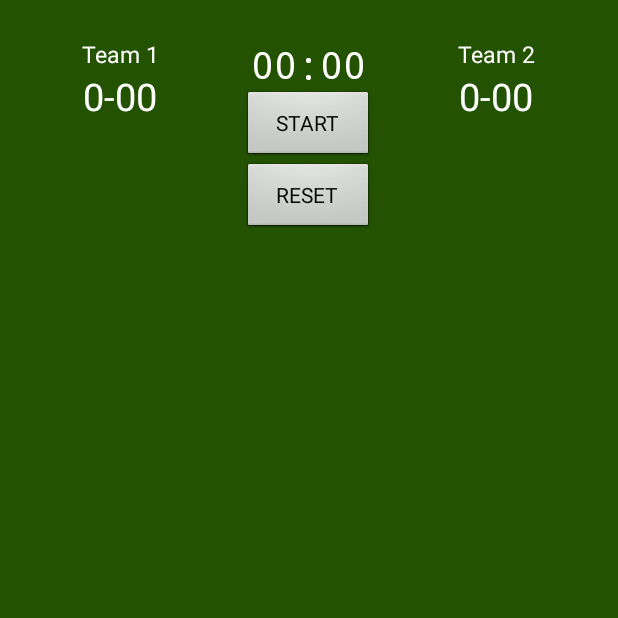
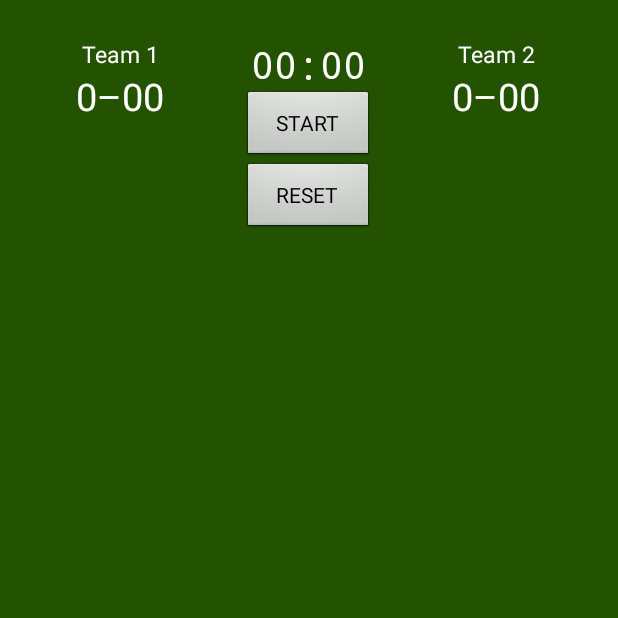
Before and after one commit to CBennett12/SportsStatisticsApplication, an Android app: the screen it shows after launch (FullscreenActivity), on a phone screen of 412 x 824 dp, the top half of it. Run offline under Robolectric (Android 15) with nearby library versions, the phone set to English and light mode, and no system bars.

```diff
--- a/app/src/main/java/objects/TextParse.java
+++ b/app/src/main/java/objects/TextParse.java
@@ -7,12 +7,11 @@ import java.util.ArrayList;
 
 
 public class TextParse {
-    String[] numbers = {"one", "two", "three", "four", "five", "six", "seven", "eight", "nine", "ten", "eleven", "twelve", "thirteen", "fourteen", "fifteen", "sixteen", "seventeen", "eighteen", "nineteen", "twenty"};
-    private String[] stats = {"goal", "point", "", "", "miss", "short", "turnover", "pass", "loses", "award", "concede", "sixty", "yellow", "red"};
+    private String[] numbers = {"one", "two", "three", "four", "five", "six", "seven", "eight", "nine", "ten", "eleven", "twelve", "thirteen", "fourteen", "fifteen", "sixteen", "seventeen", "eighteen", "nineteen", "twenty"};
+    private String[] stats = {"goal", "point", "", "", "wide", "short", "turnover", "pass", "loses", "award", "concede", "sixty", "yellow", "red"};
     private int player;
     private Stat lastStat = new Stat();
     private int team;
-    private String currentStat;
 
     public TextParse(){}
 
@@ -51,7 +50,7 @@ public class TextParse {
                 }
                     if (i < data.length-1)i++;
                 {
-                    if (player != 0) ;
+                    if (player != 0)
                     {
                         for (int j = 0; j <= (stats.length - 1); j++) //compare next word to each stat
                         {
@@ -68,10 +67,12 @@ public class TextParse {
                                         } else i--; //if not, it is from play, so revert
                                     }
                                 }
-                                currentStat = getStat(j);
-                                Log.d("PARSING", currentStat);
-                                lastStat.setStat(currentStat);
-                                Teams.get(team).getPlayer(player).logStat(currentStat, 1);
+                                String currentStat = getStat(j);
+                                if (currentStat != null) {
+                                    Log.d("PARSING", currentStat);
+                                    lastStat.setStat(currentStat);
+                                    Teams.get(team).getPlayer(player).logStat(currentStat, 1);
+                                }
                             }
                         }
                     }
@@ -165,7 +166,7 @@ public class TextParse {
         return lastStat;
     }
 
-    int getNumber(String temp)
+    private int getNumber(String temp)
     {
         if (temp.matches("\\d|\\d+\\d"))
             return Integer.parseInt(temp);
@@ -180,19 +181,17 @@ public class TextParse {
 
     public void undoStat(ArrayList<Team> Teams)
     {
-        Teams.get(team).getPlayer(player).logStat(lastStat.getStat(), -1);
-        if (lastStat.getStat().matches("goalFP|pointFP|goalFF|pointFF"))
+        if (lastStat.getStat()!=null)
         {
-            if (lastStat.getStat().matches("goalFP|goalFF"))
-            {
-                Teams.get(team).updateScore("goal", -1);
-            }
-
-            else
-                {
+            Teams.get(team).getPlayer(player).logStat(lastStat.getStat(), -1);
+            if (lastStat.getStat().matches("goalFP|pointFP|goalFF|pointFF")) {
+                if (lastStat.getStat().matches("goalFP|goalFF")) {
+                    Teams.get(team).updateScore("goal", -1);
+                } else {
                     Teams.get(team).updateScore("point", -1);
                 }
+            }
         }
+    }
 
-    }
 }
--- a/app/src/main/res/layout/activity_fullscreen.xml
+++ b/app/src/main/res/layout/activity_fullscreen.xml
@@ -191,8 +191,7 @@
         android:layout_marginBottom="110dp"
         android:gravity="bottom"
         android:orientation="vertical"
-        android:visibility="visible"
-        tools:visibility="visible">
+        android:visibility="invisible">
 
         <Button
             android:id="@+id/resetButton"
@@ -202,8 +201,7 @@
             android:background="#E91E63"
             android:text="@string/reset"
             android:textColor="#FFFFFF"
-            android:visibility="gone"
-            tools:visibility="gone" />
+            android:visibility="invisible" />
 
         <Button
             android:id="@+id/undoButton"
@@ -213,8 +211,7 @@
             android:background="#E91E63"
             android:text="@string/undo"
             android:textColor="#FFFFFF"
-            android:visibility="gone"
-            tools:visibility="gone" />
+            android:visibility="invisible" />
 
         <Button
             android:id="@+id/helpButton"
@@ -224,8 +221,7 @@
             android:background="#E91E63"
             android:text="@string/help"
             android:textColor="#FFFFFF"
-            android:visibility="gone"
-            tools:visibility="gone" />
+            android:visibility="invisible" />
 
     </LinearLayout>
 
--- a/app/src/main/res/values/strings.xml
+++ b/app/src/main/res/values/strings.xml
@@ -10,14 +10,14 @@
     <string name="undo">UNDO</string>
     <string name="team_1">Team 1</string>
     <string name="team_2">Team 2</string>
-    <string name="default_score">0-00</string>
+    <string name="default_score">0–00</string>
     <string name="help">HELP</string>
     <string name="message">"To use this app, you need to say three commands to log a stat.\n First, you say either \"left\" or \"right\" to denote the team on the left or right, then you say the player number, then you say the keyword for the stat in the glossary below:\n
         goal from play\t- goal\n
         point from play\t- point\n
         goal from a placed ball\t- goal free\n
         point from a placed ball\t- point free\n
-        wide ball\t- miss\n
+        wide ball\t- wide\n
         ball short to goalkeeper\t- short\n
         possession won\t- turnover\n
         pass completed\t- pass\n
--- a/build.gradle
+++ b/build.gradle
@@ -7,7 +7,7 @@ buildscript {
 
     }
     dependencies {
-        classpath 'com.android.tools.build:gradle:3.5.3'
+        classpath 'com.android.tools.build:gradle:3.6.0'
 
         // NOTE: Do not place your application dependencies here; they belong
         // in the individual module build.gradle files
```
Also changed, not shown: app/src/main/java/com/example/sportsstatisticsapplication/FullscreenActivity.java (+22 -21 lines), gradle/wrapper/gradle-wrapper.properties.
